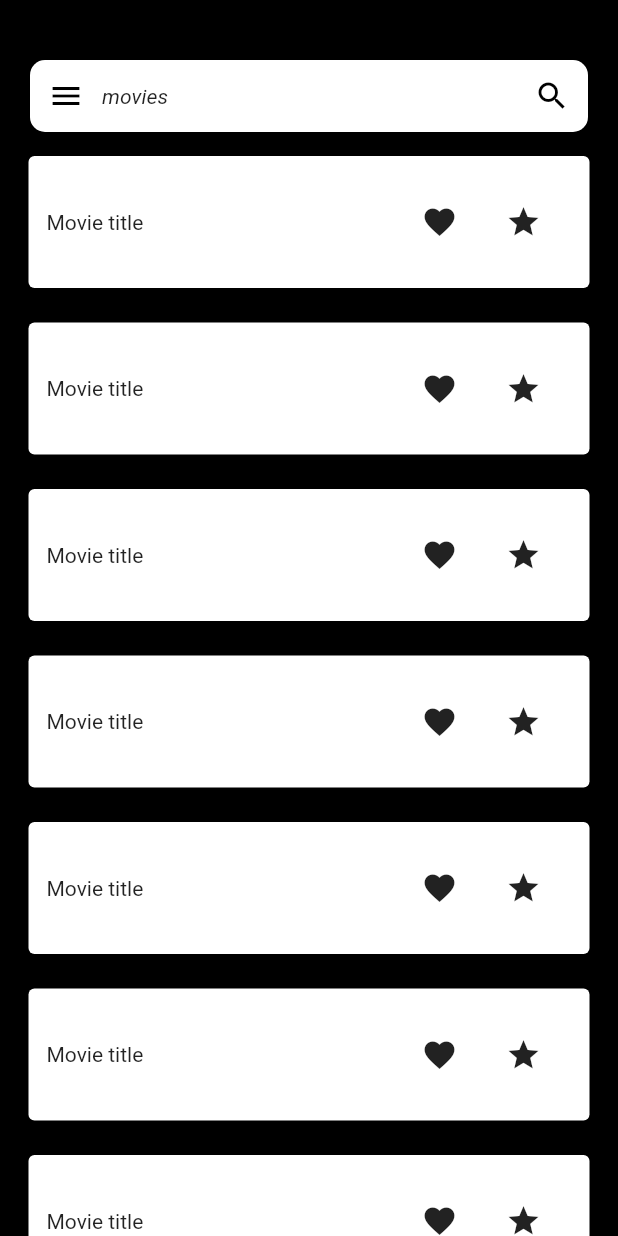
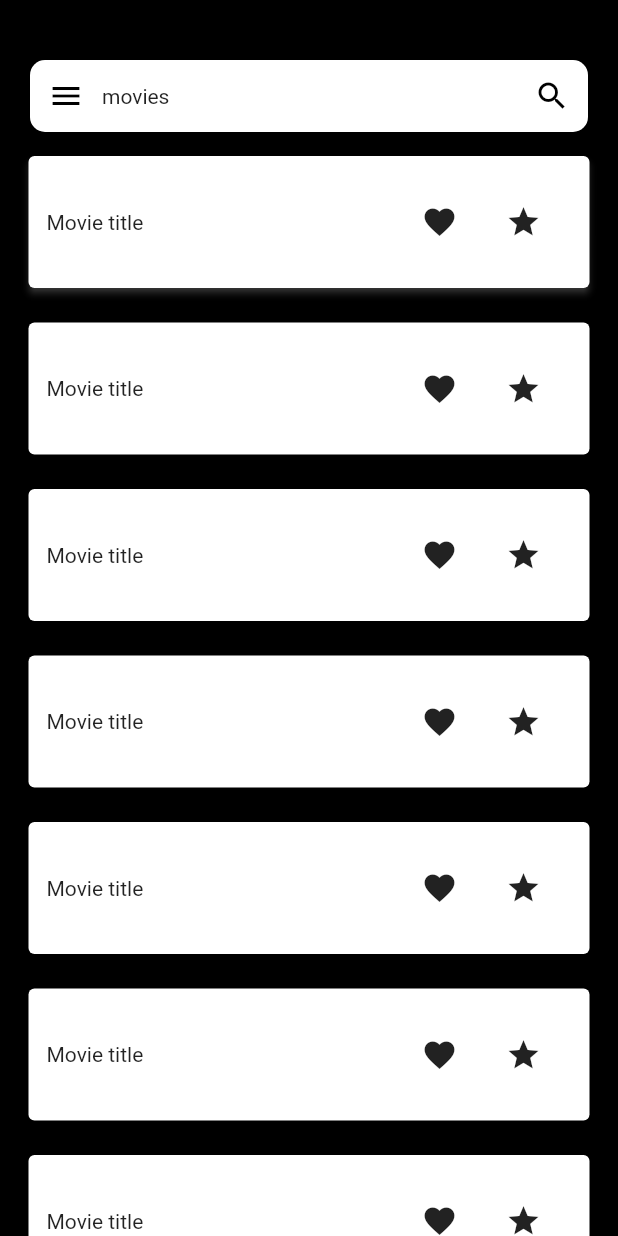
Before and after one commit to Vi-Mal0/amovies, a Flutter app: the screen it shows after launch, on a phone screen of 412 x 824 dp. Run offline on Flutter 3.47's test engine with Material 2 defaults, Android fonts, the phone set to English and light mode, and no system bars.

Commit message:
initial commit

```diff
--- a/lib/AppBar/customappbar.dart
+++ b/lib/AppBar/customappbar.dart
@@ -33,7 +33,7 @@ class custAppBar extends StatelessWidget implements PreferredSizeWidget{
                         child:Text(
                           'movies',
                           style: TextStyle(
-                            fontStyle: FontStyle.italic,
+                            fontStyle: FontStyle.normal,
                           ),
                         ),
                       ),
--- a/lib/main.dart
+++ b/lib/main.dart
@@ -44,6 +44,8 @@ class _MyHomePageState extends State<MyHomePage> {
             Padding(
               padding: const EdgeInsets.fromLTRB(15,0,15,15),
               child: Card(
+                elevation: 2,
+                shadowColor: Colors.grey,
                 color: Colors.white,
                 child: InkWell(
                   splashColor: Colors.blue.withAlpha(30),
```
